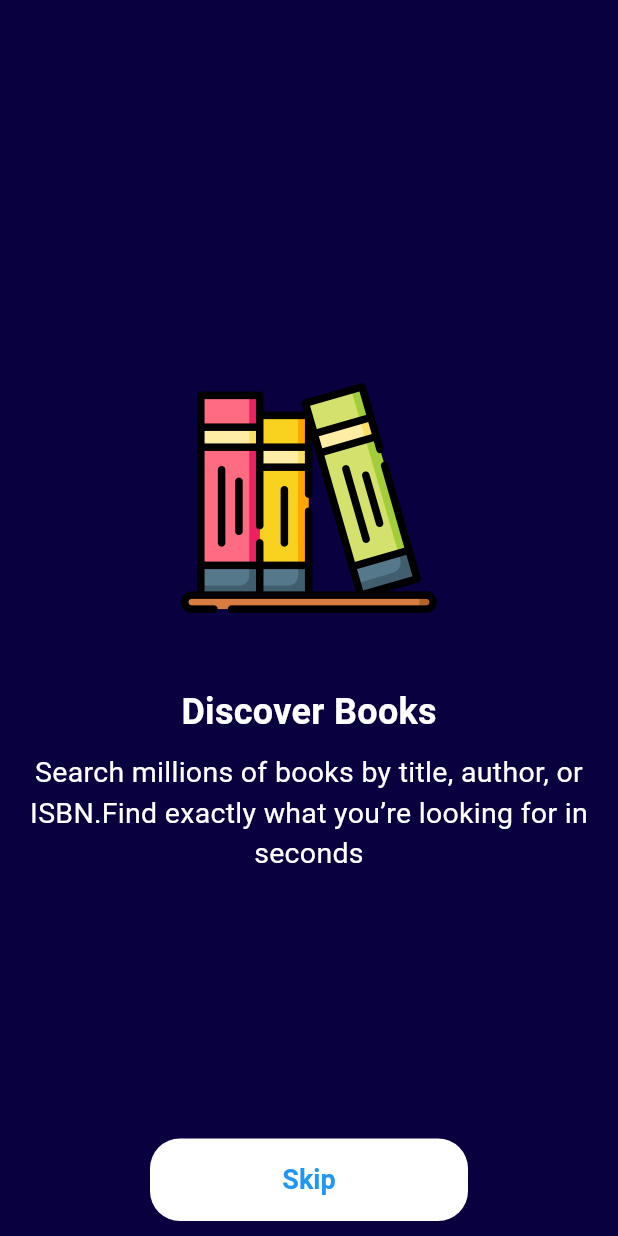
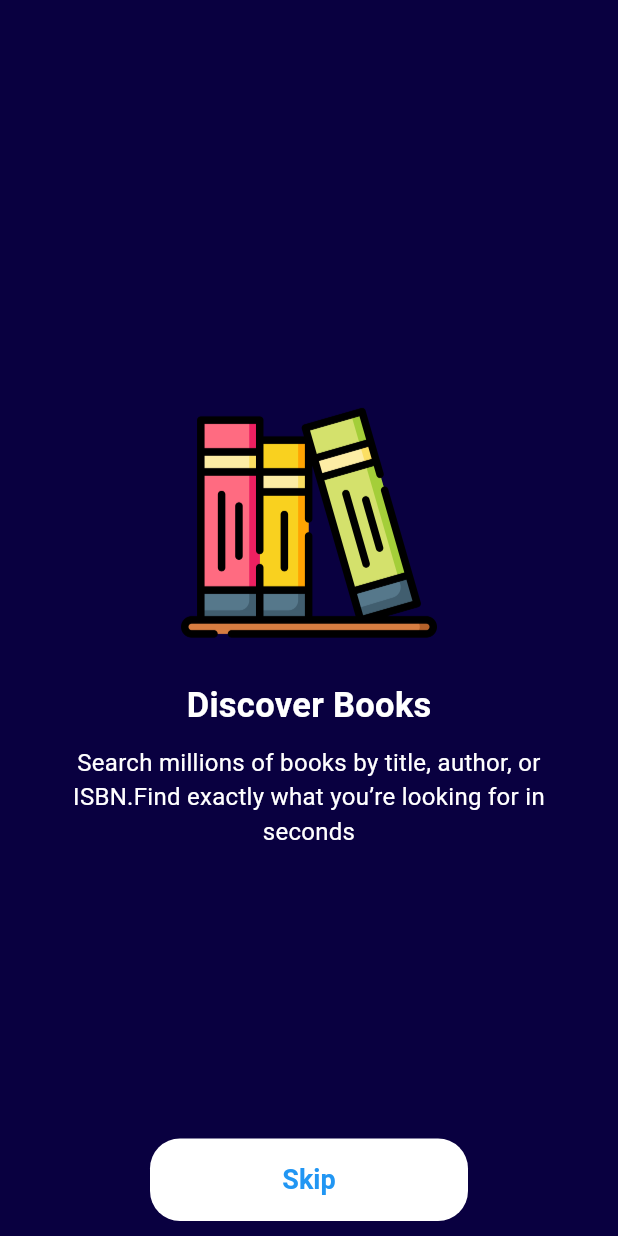
Before and after one commit to IAftabRehman/OpenLibrary-Book-Explorer-API-Flutter, a Flutter app: the screen it shows after launch, on a phone screen of 412 x 824 dp. Run offline on Flutter 3.47's test engine with Material 3 defaults, Android fonts, the phone set to English and light mode, and no system bars; drawn by our look-alikes of flutter_animate; our stand-ins replace video_player; Roboto replaces fonts that are missing (Poppins).

Commit message:
Small changes in these files
CustomImageView.dart
OnBoardingScreen.dart

```diff
--- a/lib/Presentation/Elements/CustomImageView.dart
+++ b/lib/Presentation/Elements/CustomImageView.dart
@@ -15,6 +15,7 @@ class CommonImageView extends StatelessWidget {
   final String? placeHolder;
   Color? svgColor;
   double? scale;
+
 
   CommonImageView({
     super.key,
--- a/lib/Presentation/Views/OnBoardingScreen.dart
+++ b/lib/Presentation/Views/OnBoardingScreen.dart
@@ -1,5 +1,6 @@
 import 'package:flutter/material.dart';
 import 'package:openlibrary_book_explorer/Configuration/Colors.dart';
+import 'package:openlibrary_book_explorer/Configuration/Routes.dart';
 import 'package:openlibrary_book_explorer/Models/OnBoardingModel.dart';
 import 'package:openlibrary_book_explorer/Presentation/Elements/CustomBottom.dart';
 import 'package:openlibrary_book_explorer/Presentation/Elements/CustomImageView.dart';
@@ -48,17 +49,17 @@ class _OnBoardingScreenState extends State<OnBoardingScreen> {
               children: [
                 SizedBox(height: 80),
                 CommonImageView(imagePath: model[index].image, scale: 3),
-                SizedBox(height: 40),
+                SizedBox(height: 20),
                 MyText(
                   text: model[index].title.toString(),
-                  size: 24,
+                  size: 23,
                   color: Colors.white,
                   fontWeight: FontWeight.bold,
                 ),
                 SizedBox(height: 10),
                 MyText(
                   text: model[index].subTitle.toString(),
-                  size: 19,
+                  size: 16,
                   color: Colors.white,
                   textAlign: TextAlign.center,
                 ),
@@ -74,7 +75,7 @@ class _OnBoardingScreenState extends State<OnBoardingScreen> {
         paddingTop: 10,
         btnLabel: "Skip",
         borderRadius: BorderRadius.circular(20),
-        onPressed: () {}
+        onPressed: () => AppRoutes.home
       ),
     );
   }
```
